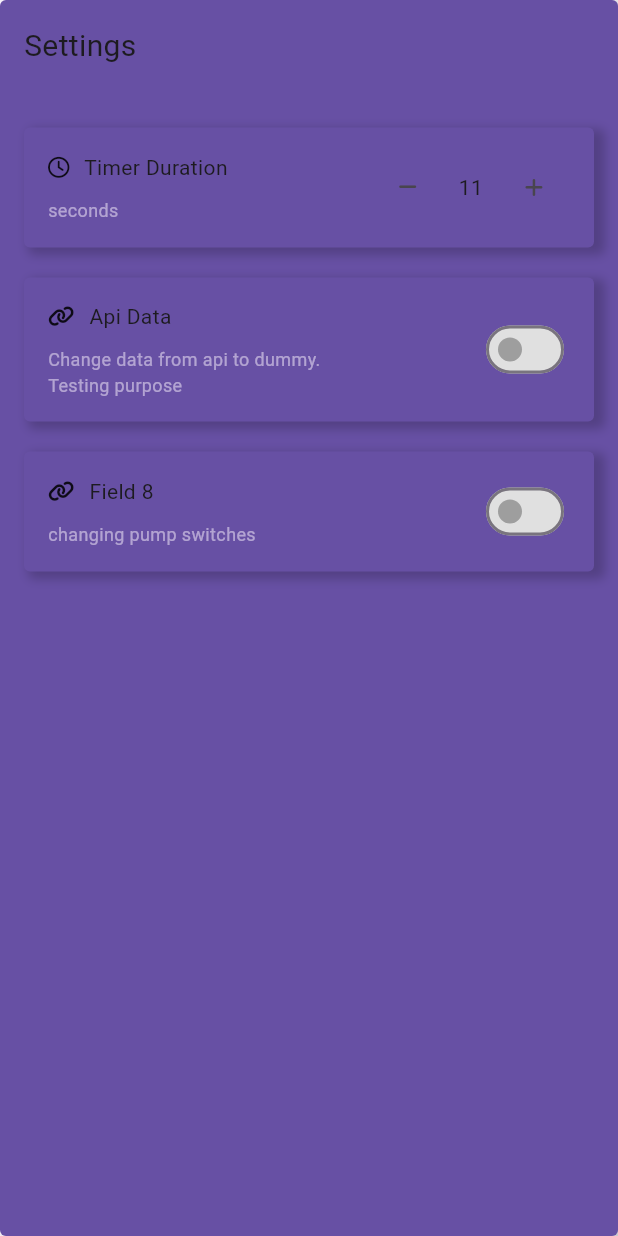
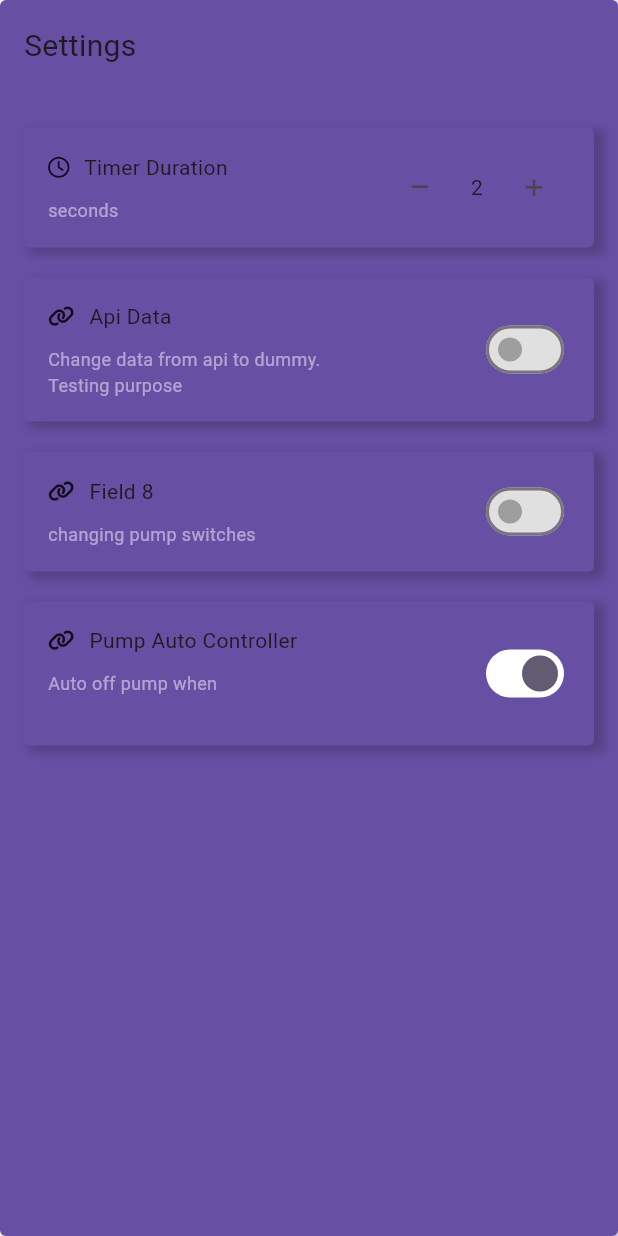
Before and after one commit to arvind-2000/Jal-Jeevan-Management, a Flutter app: the Settings widget shown alone on an empty page, opened directly, after a tap on an icon or button, on a phone screen of 412 x 824 dp. Run offline on Flutter 3.47's test engine with Material 3 defaults, Android fonts, the phone set to English and light mode, and no system bars; our stand-ins replace animated_text_kit, font_awesome_flutter, liquid_progress_indicator_v2, syncfusion_flutter_charts; missing offline and left inert: flutter_bootstrap5; network calls fail; project files that could hold a hidden picture were left out.

Commit message:
all levels fix pump fix ready for test

```diff
--- a/lib/core/error/errorscreen.dart
+++ b/lib/core/error/errorscreen.dart
@@ -15,7 +15,7 @@
   Widget build(BuildContext context) {
     final prov = Provider.of<WaterLevelProvider>(context);
     return Center(
-      child: prov.response == 0 || prov.response == 1
+      child: prov.response<=1
           ? prov.response==1 && prov.waterlevellist.isEmpty?CardStyle(
               child: Container(
                 padding: EdgeInsets.all(20),
@@ -48,7 +48,8 @@
               mainAxisAlignment: MainAxisAlignment.center,
               children: [
                 CircularProgressIndicator(
-                  backgroundColor: Theme.of(context).colorScheme.secondary,
+                  color: Theme.of(context).colorScheme.secondary,
+                  backgroundColor:  Theme.of(context).colorScheme.background,
                 ),
                 const SizedBox(
                   height: 20,
@@ -80,7 +81,7 @@
             )
           : CardStyle(
               child: Container(
-                padding: EdgeInsets.all(20),
+                padding: const EdgeInsets.all(20),
                 margin: const EdgeInsets.symmetric(vertical: 60),
                 width: 300,
                 height: 300,
--- a/lib/features/view/pages/settings.dart
+++ b/lib/features/view/pages/settings.dart
@@ -122,7 +122,40 @@
               ),
             ),
           ),
-
+   SizedBox(height: 20,),
+          CardStyle(
+            child: Padding(
+              padding: const EdgeInsets.all(16.0),
+              child: Row(
+                mainAxisAlignment: MainAxisAlignment.spaceBetween,
+                children: [
+                  Column(
+                    crossAxisAlignment: CrossAxisAlignment.start,
+                    children: [
+                      Row(
+                        children: [
+                           FaIcon(FontAwesomeIcons.link,size: 14,),
+                          SizedBox(width: 10,),
+                          const Text('Pump Auto Controller',style: TextStyle(fontSize: 14),),
+                        ],
+                      ),
+                            SizedBox(height: 10,),
+                          Text('Auto off pump when \n',style: TextStyle(fontSize: 12,color: Theme.of(context).colorScheme.surface.withOpacity(0.5)),),
+                    ],
+                  ),
+                  Switch(
+                     activeTrackColor: Colors.white,
+                            activeColor: Theme.of(context).colorScheme.secondary,
+                              inactiveThumbColor: Colors.grey.shade500,
+                            inactiveTrackColor: Colors.grey.shade300,
+                            hoverColor: prov.isField8?Theme.of(context).colorScheme.secondary:Theme.of(context).colorScheme.primary,
+                    value: prov.autoOffSwitch, onChanged: (v){
+                      prov.autoOffPump(v);
+                  })
+                ],
+              ),
+            ),
+          ),
         ],
       ),
     )),);
--- a/lib/homescreen.dart
+++ b/lib/homescreen.dart
@@ -132,7 +132,7 @@
 
                                         physics:const BouncingScrollPhysics(),
                                         child:SizedBox(
-                                          height:MediaQuery.of(context).size.height<500? 600:670,
+                                          height:MediaQuery.of(context).size.height<500? 600:MediaQuery.of(context).size.height*0.85,
                                           child: Row(
                                               children: [
                                               const WaterLevelInfo(),
@@ -150,60 +150,60 @@
                                                                 CrossAxisAlignment
                                                                     .start,
                                                             children: [
-                                                              Container(
-                                                                height: 50,
-                                                                margin: EdgeInsets
-                                                                    .symmetric(
-                                                                        vertical:
-                                                                            8),
-                                                                child:
-                                                                    AnimatedTextKit(
-                                                                  isRepeatingAnimation:
-                                                                      true,
-                                                                  repeatForever:
-                                                                      true,
-                                                                  animatedTexts: [
-                                                                    FadeAnimatedText(
-                                                                        'Today                Level: ${prov.waterlevellist.last.level.roundToDouble()} $levelunit                flow: ${prov.waterlevellist.last.flow.roundToDouble()} $flowunit                temp: ${prov.waterlevellist.last.temp.roundToDouble()} $tempunit',
-                                                                        // alignment:
-                                                                        //     Alignment
-                                                                        //         .topLeft,
-                                                                        textStyle:
-                                                                            TextStyle(
-                                                                                fontSize:
-                                                                                    14),
-                                                                        duration: Duration(
-                                                                            seconds:
-                                                                                4)),
-                                                                    FadeAnimatedText(
-                                                                      'This Month                Level: ${prov.avg(prov.monthly(prov.allfixwaterlevellist, DateTime.now()))[0].roundToDouble()} $levelunit                flow: ${prov.avg(prov.monthly(prov.allfixwaterlevellist, DateTime.now()))[1].roundToDouble()} $flowunit                temp: ${prov.avg(prov.monthly(prov.allfixwaterlevellist, DateTime.now()))[2].roundToDouble()} $tempunit',
-                                                                      //  alignment: Alignment.topLeft,
-                                                                      duration:
-                                                                          Duration(
-                                                                              seconds:
-                                                                                  4),
-                                                                      textStyle:
-                                                                          TextStyle(
-                                                                              fontSize:
-                                                                                  14),
-                                                                    ),
-                                                                    FadeAnimatedText(
-                                                                      'This Year                Level: ${prov.avg(prov.yearly(prov.allfixwaterlevellist, DateTime.now()))[0].roundToDouble()} $levelunit                flow: ${prov.avg(prov.yearly(prov.allfixwaterlevellist, DateTime.now()))[1].roundToDouble()} $flowunit                temp: ${prov.avg(prov.yearly(prov.allfixwaterlevellist, DateTime.now()))[2].roundToDouble()} $tempunit',
-                                                                      // alignment:
-                                                                      //     Alignment
-                                                                      //         .topLeft,
-                                                                      duration:
-                                                                          Duration(
-                                                                              seconds:
-                                                                                  4),
-                                                                      textStyle:
-                                                                          TextStyle(
-                                                                              fontSize:
-                                                                                  14),
-                                                                    ),
-                                                                  ],
-                                                                ),
-                                                              ),
+                                                              // Container(
+                                                              //   height: 50,
+                                                              //   margin: EdgeInsets
+                                                              //       .symmetric(
+                                                              //           vertical:
+                                                              //               8),
+                                                              //   child:
+                                                              //       AnimatedTextKit(
+                                                              //     isRepeatingAnimation:
+                                                              //         true,
+                                                              //     repeatForever:
+                                                              //         true,
+                                                              //     animatedTexts: [
+                                                              //       FadeAnimatedText(
+                                                              //           'Today                Level: ${prov.waterlevellist.last.level.roundToDouble()} $levelunit                flow: ${prov.waterlevellist.last.flow.roundToDouble()} $flowunit                temp: ${prov.waterlevellist.last.temp.roundToDouble()} $tempunit',
+                                                              //           // alignment:
+                                                              //           //     Alignment
+                                                              //           //         .topLeft,
+                                                              //           textStyle:
+                                                              //               TextStyle(
+                                                              //                   fontSize:
+                                                              //                       14),
+                                                              //           duration: Duration(
+                                                              //               seconds:
+                                                              //                   4)),
+                                                              //       FadeAnimatedText(
+                                                              //         'This Month                Level: ${prov.avg(prov.monthly(prov.allfixwaterlevellist, DateTime.now()))[0].roundToDouble()} $levelunit                flow: ${prov.avg(prov.monthly(prov.allfixwaterlevellist, DateTime.now()))[1].roundToDouble()} $flowunit                temp: ${prov.avg(prov.monthly(prov.allfixwaterlevellist, DateTime.now()))[2].roundToDouble()} $tempunit',
+                                                              //         //  alignment: Alignment.topLeft,
+                                                              //         duration:
+                                                              //             Duration(
+                                                              //                 seconds:
+                                                              //                     4),
+                                                              //         textStyle:
+                                                              //             TextStyle(
+                                                              //                 fontSize:
+                                                              //                     14),
+                                                              //       ),
+                                                              //       FadeAnimatedText(
+                                                              //         'This Year                Level: ${prov.avg(prov.yearly(prov.allfixwaterlevellist, DateTime.now()))[0].roundToDouble()} $levelunit                flow: ${prov.avg(prov.yearly(prov.allfixwaterlevellist, DateTime.now()))[1].roundToDouble()} $flowunit                temp: ${prov.avg(prov.yearly(prov.allfixwaterlevellist, DateTime.now()))[2].roundToDouble()} $tempunit',
+                                                              //         // alignment:
+                                                              //         //     Alignment
+                                                              //         //         .topLeft,
+                                                              //         duration:
+                                                              //             Duration(
+                                                              //                 seconds:
+                                                              //                     4),
+                                                              //         textStyle:
+                                                              //             TextStyle(
+                                                              //                 fontSize:
+                                                              //                     14),
+                                                              //       ),
+                                                              //     ],
+                                                              //   ),
+                                                              // ),
                                                               Expanded(
                                                                   flex: 4,
                                                                   child:
@@ -245,60 +245,60 @@
                                                              CrossAxisAlignment
                                                                  .start,
                                                          children: [
-                                                           Container(
-                                                             height: 30,
-                                                             margin: EdgeInsets
-                                                                 .symmetric(
-                                                                     vertical:
-                                                                        16),
-                                                             child:
-                                                                 AnimatedTextKit(
-                                                               isRepeatingAnimation:
-                                                                   true,
-                                                               repeatForever:
-                                                                   true,
-                                                               animatedTexts: [
-                                                                 FadeAnimatedText(
-                                                                     'Today    Level: ${prov.waterlevellist.last.level.roundToDouble()} $levelunit    flow: ${prov.waterlevellist.last.flow.roundToDouble()} $flowunit    temp: ${prov.waterlevellist.last.temp.roundToDouble()} $tempunit',
-                                                                     // alignment:
-                                                                     //     Alignment
-                                                                     //         .topLeft,
-                                                                     textStyle:
-                                                                         TextStyle(
-                                                                             fontSize:
-                                                                                 14),
-                                                                     duration: Duration(
-                                                                         seconds:
-                                                                             4)),
-                                                                 FadeAnimatedText(
-                                                                   'This Month    Level: ${prov.avg(prov.monthly(prov.allfixwaterlevellist, DateTime.now()))[0].roundToDouble()} $levelunit    flow: ${prov.avg(prov.monthly(prov.allfixwaterlevellist, DateTime.now()))[1].roundToDouble()} $flowunit    temp: ${prov.avg(prov.monthly(prov.allfixwaterlevellist, DateTime.now()))[2].roundToDouble()} $tempunit',
-                                                                   //  alignment: Alignment.topLeft,
-                                                                   duration:
-                                                                       Duration(
-                                                                           seconds:
-                                                                               4),
-                                                                   textStyle:
-                                                                       TextStyle(
-                                                                           fontSize:
-                                                                               14),
-                                                                 ),
-                                                                 FadeAnimatedText(
-                                                                   'This Year    Level: ${prov.avg(prov.yearly(prov.allfixwaterlevellist, DateTime.now()))[0].roundToDouble()} $levelunit    flow: ${prov.avg(prov.yearly(prov.allfixwaterlevellist, DateTime.now()))[1].roundToDouble()} $flowunit    temp: ${prov.avg(prov.yearly(prov.allfixwaterlevellist, DateTime.now()))[2].roundToDouble()} $tempunit',
-                                                                   // alignment:
-                                                                   //     Alignment
-                                                                   //         .topLeft,
-                                                                   duration:
-                                                                       Duration(
-                                                                           seconds:
-                                                                               4),
-                                                                   textStyle:
-                                                                       TextStyle(
-                                                                           fontSize:
-                                                                               14),
-                                                                 ),
-                                                               ],
-                                                             ),
-                                                           ),
+                                                          //  Container(
+                                                          //    height: 30,
+                                                          //    margin: EdgeInsets
+                                                          //        .symmetric(
+                                                          //            vertical:
+                                                          //               16),
+                                                          //    child:
+                                                          //        AnimatedTextKit(
+                                                          //      isRepeatingAnimation:
+                                                          //          true,
+                                                          //      repeatForever:
+                                                          //          true,
+                                                          //      animatedTexts: [
+                                                          //        FadeAnimatedText(
+                                                          //            'Today    Level: ${prov.waterlevellist.last.level.roundToDouble()} $levelunit    flow: ${prov.waterlevellist.last.flow.roundToDouble()} $flowunit    temp: ${prov.waterlevellist.last.temp.roundToDouble()} $tempunit',
+                                                          //            // alignment:
+                                                          //            //     Alignment
+                                                          //            //         .topLeft,
+                                                          //            textStyle:
+                                                          //                TextStyle(
+                                                          //                    fontSize:
+                                                          //                        14),
+                                                          //            duration: Duration(
+                                                          //                seconds:
+                                                          //                    4)),
+                                                          //        FadeAnimatedText(
+                                                          //          'This Month    Level: ${prov.avg(prov.monthly(prov.allfixwaterlevellist, DateTime.now()))[0].roundToDouble()} $levelunit    flow: ${prov.avg(prov.monthly(prov.allfixwaterlevellist, DateTime.now()))[1].roundToDouble()} $flowunit    temp: ${prov.avg(prov.monthly(prov.allfixwaterlevellist, DateTime.now()))[2].roundToDouble()} $tempunit',
+                                                          //          //  alignment: Alignment.topLeft,
+                                                          //          duration:
+                                                          //              Duration(
+                                                          //                  seconds:
+                                                          //                      4),
+                                                          //          textStyle:
+                                                          //              TextStyle(
+                                                          //                  fontSize:
+                                                          //                      14),
+                                                          //        ),
+                                                          //        FadeAnimatedText(
+                                                          //          'This Year    Level: ${prov.avg(prov.yearly(prov.allfixwaterlevellist, DateTime.now()))[0].roundToDouble()} $levelunit    flow: ${prov.avg(prov.yearly(prov.allfixwaterlevellist, DateTime.now()))[1].roundToDouble()} $flowunit    temp: ${prov.avg(prov.yearly(prov.allfixwaterlevellist, DateTime.now()))[2].roundToDouble()} $tempunit',
+                                                          //          // alignment:
+                                                          //          //     Alignment
+                                                          //          //         .topLeft,
+                                                          //          duration:
+                                                          //              Duration(
+                                                          //                  seconds:
+                                                          //                      4),
+                                                          //          textStyle:
+                                                          //              TextStyle(
+                                                          //                  fontSize:
+                                                          //                      14),
+                                                          //        ),
+                                                          //      ],
+                                                          //    ),
+                                                          //  ),
                                                            Container(
                                                             height: 1300*0.25,
                                                             child: GraphScreen()),
--- a/pubspec.yaml
+++ b/pubspec.yaml
@@ -44,6 +44,7 @@
   timer_count_down: ^2.2.0
   flutter_bootstrap5: ^1.1.1+1
   animated_text_kit: ^4.2.2
+  liquid_progress_indicator_v2: ^0.5.0
 
 dev_dependencies:
   flutter_test:
```
Also changed, not shown: lib/features/data/repositories/watermodelrepositories.dart (+18 -12 lines), lib/features/view/pages/waterlevelinfo.dart (+21 -6 lines), lib/features/view/provider/pageselectprovider.dart (+18 -0 lines), lib/features/view/provider/waterlevelprovider.dart (+47 -19 lines), lib/features/view/widgets/chartwidgets.dart (+18 -4 lines), pubspec.lock.
